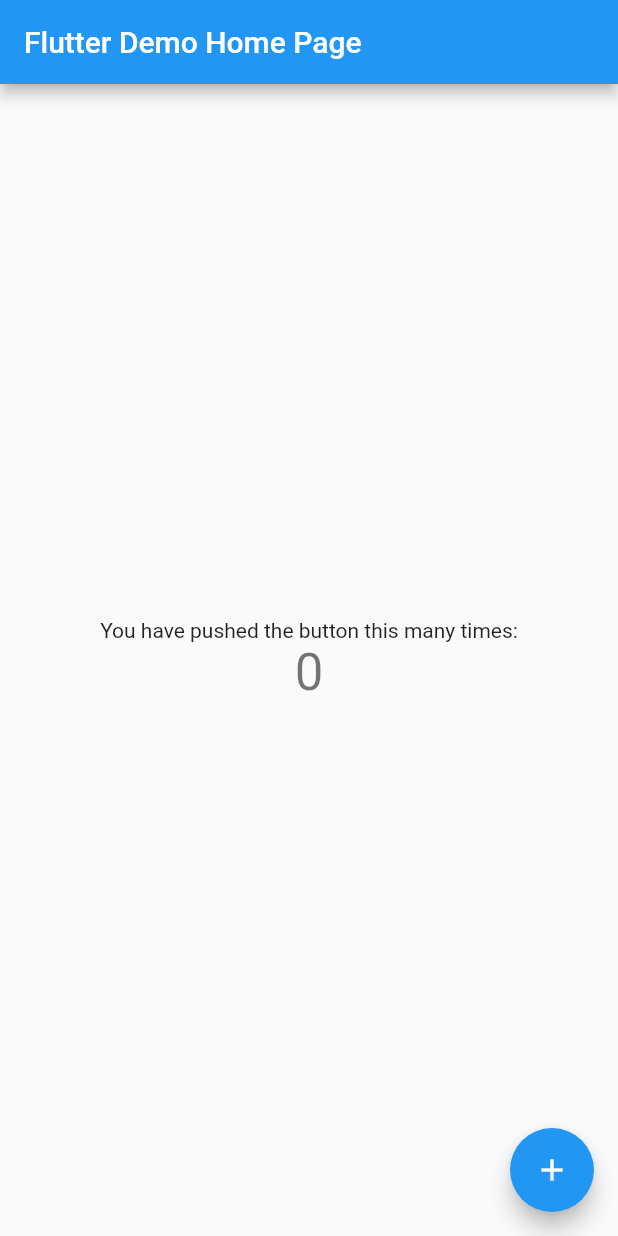
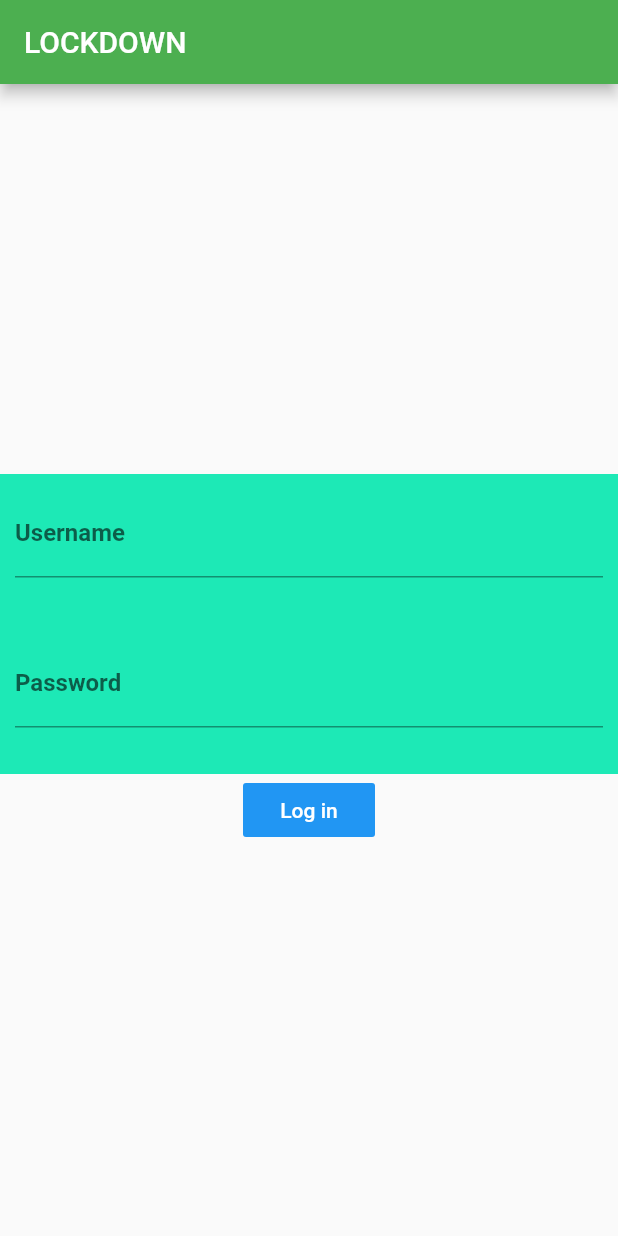
Before and after one commit to SRM-Hackathon/arnav199_ccef-Duo-Que-, a Flutter app: the screen it shows after launch, on a phone screen of 412 x 824 dp. Run offline on Flutter 3.47's test engine with Material 2 defaults, Android fonts, the phone set to English and light mode, and no system bars.

Commit message:
login page

```diff
--- a/lockdown/lib/main.dart
+++ b/lockdown/lib/main.dart
@@ -7,7 +7,7 @@ class MyApp extends StatelessWidget {
   @override
   Widget build(BuildContext context) {
     return MaterialApp(
-      title: 'Flutter Demo',
+      title: 'LOCKDOWN',
       theme: ThemeData(
         // This is the theme of your application.
         //
@@ -18,9 +18,9 @@ class MyApp extends StatelessWidget {
         // or simply save your changes to "hot reload" in a Flutter IDE).
         // Notice that the counter didn't reset back to zero; the application
         // is not restarted.
-        primarySwatch: Colors.blue,
+        primarySwatch: Colors.green,
       ),
-      home: MyHomePage(title: 'Flutter Demo Home Page'),
+      home: MyHomePage(title: 'LOCKDOWN'),
     );
   }
 }
@@ -91,21 +91,53 @@ class _MyHomePageState extends State<MyHomePage> {
           // horizontal).
           mainAxisAlignment: MainAxisAlignment.center,
           children: <Widget>[
-            Text(
-              'You have pushed the button this many times:',
+            Container(
+              height: 100,
+              decoration: BoxDecoration(
+                color: Colors.tealAccent[400],
+                shape: BoxShape.rectangle,
+              ),
+              child: Padding(
+                padding: EdgeInsets.all(10),
+                child: TextField(
+                    keyboardType: TextInputType.number,
+                    style: TextStyle(fontWeight: FontWeight.bold, color: Colors.black),
+                    decoration:
+                    InputDecoration(labelText: 'Username')),
+              ),
             ),
-            Text(
-              '$_counter',
-              style: Theme.of(context).textTheme.display1,
+            Container(
+              height: 100,
+              decoration: BoxDecoration(
+                color: Colors.tealAccent[400],
+                shape: BoxShape.rectangle,
+              ),
+              child: Padding(
+                padding: EdgeInsets.all(10),
+                child: TextField(
+                    keyboardType: TextInputType.number,
+                    style: TextStyle(fontWeight: FontWeight.bold, color: Colors.black),
+                    decoration:
+                    InputDecoration(labelText: 'Password')),
+              ),
+            ),
+            FlatButton(
+              color: Colors.blue,
+              textColor: Colors.white,
+              disabledColor: Colors.grey,
+              disabledTextColor: Colors.black,
+              padding: EdgeInsets.all(8.0),
+              splashColor: Colors.blueAccent,
+              onPressed: (){
+                Navigator.push( context, MaterialPageRoute(builder: (context) => MainPage()),
+
+                );
+              },
+              child: Text('Log in'),
             ),
           ],
         ),
       ),
-      floatingActionButton: FloatingActionButton(
-        onPressed: _incrementCounter,
-        tooltip: 'Increment',
-        child: Icon(Icons.add),
-      ), // This trailing comma makes auto-formatting nicer for build methods.
     );
   }
 }
```
